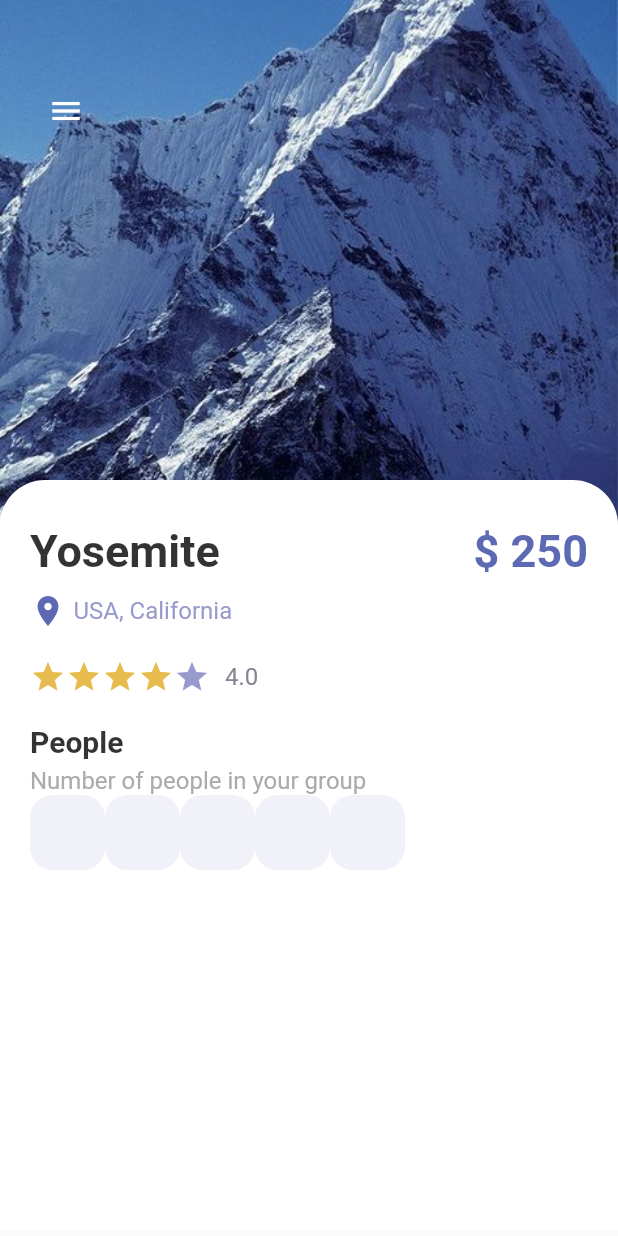
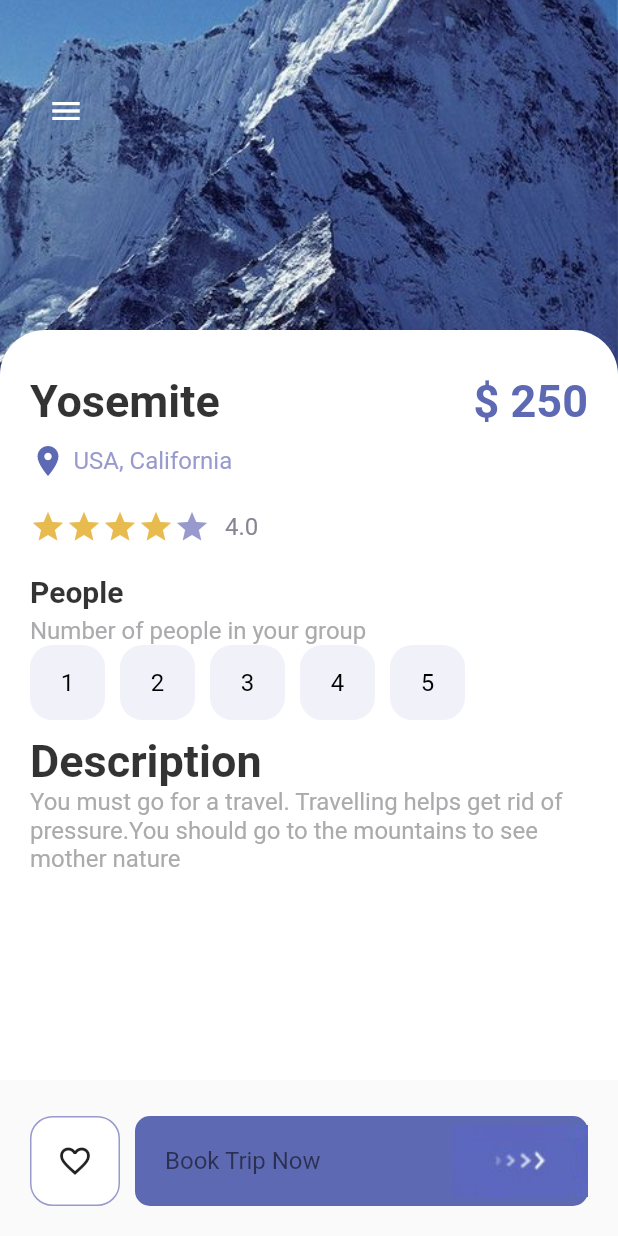
Before and after one commit to Bolutife-6978/Flutter_Cubit_App, a Flutter app: the screen it shows after launch, on a phone screen of 412 x 824 dp. Run offline on Flutter 3.47's test engine with Material 2 defaults, Android fonts, the phone set to English and light mode, and no system bars.

Commit message:
All pages done ready to connect

```diff
--- a/flutter_cubit_app/lib/pages/detail_page.dart
+++ b/flutter_cubit_app/lib/pages/detail_page.dart
@@ -3,6 +3,7 @@ import 'package:flutter_cubit/misc/colors.dart';
 import 'package:flutter_cubit/widget/app_buttons.dart';
 import 'package:flutter_cubit/widget/app_large_text.dart';
 import 'package:flutter_cubit/widget/app_text.dart';
+import 'package:flutter_cubit/widget/responsive_button.dart';
 
 class DetailPage extends StatefulWidget {
   const DetailPage({Key? key}) : super(key: key);
@@ -13,6 +14,7 @@ class DetailPage extends StatefulWidget {
 
 class _DetailPageState extends State<DetailPage> {
   int gottenStars = 4;
+  int selectedIndex = -1;
   @override
   Widget build(BuildContext context) {
     var iconButton = IconButton(
@@ -30,7 +32,7 @@ class _DetailPageState extends State<DetailPage> {
                   right: 0,
                   child: Container(
                     width: double.maxFinite,
-                    height: 350,
+                    height: 250,
                     decoration: BoxDecoration(
                         image: DecorationImage(
                             image: AssetImage("img/mountain.jpeg"),
@@ -49,7 +51,7 @@ class _DetailPageState extends State<DetailPage> {
                     ],
                   )),
               Positioned(
-                  top: 320,
+                  top: 220,
                   child: Container(
                     padding:
                         const EdgeInsets.only(left: 20, top: 30, right: 20),
@@ -133,15 +135,68 @@ class _DetailPageState extends State<DetailPage> {
                         ),
                         Wrap(
                           children: List.generate(
-                              5,
-                              (index) => AppButtons(
+                            5,
+                            (index) => InkWell(
+                              onTap: (() {
+                                setState(() {
+                                  selectedIndex = index;
+                                });
+                              }),
+                              child: Container(
+                                margin: const EdgeInsets.only(right: 10),
+                                child: AppButtons(
                                   size: 50,
-                                  color: Colors.black,
-                                  backgroundColor: AppColors.buttonBackground,
-                                  borderColor: AppColors.buttonBackground)),
+                                  color: selectedIndex == index
+                                      ? Colors.white
+                                      : Colors.black,
+                                  backgroundColor: selectedIndex == index
+                                      ? Colors.black
+                                      : AppColors.buttonBackground,
+                                  borderColor: selectedIndex == index
+                                      ? Colors.black
+                                      : AppColors.buttonBackground,
+                                  text: (index + 1).toString(),
+                                ),
+                              ),
+                            ),
+                          ),
+                        ),
+                        SizedBox(
+                          height: 10,
+                        ),
+                        AppLargeText(
+                          text: "Description",
+                          color: Colors.black.withOpacity(0.8),
+                        ),
+                        AppText(
+                          text:
+                              "You must go for a travel. Travelling helps get rid of pressure.You should go to the mountains to see mother nature",
+                          color: AppColors.mainTextColor,
                         )
                       ],
                     ),
+                  )),
+              Positioned(
+                  bottom: 20,
+                  left: 20,
+                  right: 20,
+                  child: Row(
+                    children: [
+                      AppButtons(
+                        size: 60,
+                        color: AppColors.textColor1,
+                        backgroundColor: Colors.white,
+                        borderColor: AppColors.textColor1,
+                        isIcon: true,
+                        icon: Icons.favorite_border,
+                      ),
+                      SizedBox(
+                        width: 10,
+                      ),
+                      ResponsiveButton(
+                        isResponsive: true,
+                      )
+                    ],
                   ))
             ],
           )),
--- a/flutter_cubit_app/lib/widget/app_buttons.dart
+++ b/flutter_cubit_app/lib/widget/app_buttons.dart
@@ -1,15 +1,21 @@
 import 'package:flutter/cupertino.dart';
-
-import '../misc/colors.dart';
+import 'package:flutter/material.dart';
+import 'package:flutter_cubit/widget/app_text.dart';
 
 class AppButtons extends StatelessWidget {
   final Color color;
+  String? text;
   final Color backgroundColor;
   double size;
+  IconData? icon;
   final Color borderColor;
+  bool? isIcon;
 
   AppButtons(
       {Key? key,
+      this.isIcon = false,
+      this.icon,
+      this.text = "Hi",
       required this.size,
       required this.color,
       required this.backgroundColor,
@@ -25,6 +31,15 @@ class AppButtons extends StatelessWidget {
           border: Border.all(color: borderColor, width: 1.0),
           borderRadius: BorderRadius.circular(15),
           color: backgroundColor),
+
+        child: isIcon == false
+            ? Center(
+                child: AppText(
+                  text: text!,
+                  color: color,
+                ),
+              )
+            : Center(child: Icon(icon))
     );
   }
 }
--- a/flutter_cubit_app/lib/widget/responsive_button.dart
+++ b/flutter_cubit_app/lib/widget/responsive_button.dart
@@ -1,23 +1,36 @@
 import 'package:flutter/cupertino.dart';
 import 'package:flutter_cubit/misc/colors.dart';
+import 'package:flutter_cubit/widget/app_text.dart';
 
 // ignore: must_be_immutable
 class ResponsiveButton extends StatelessWidget {
   bool? isResponsive;
   double? width;
-  ResponsiveButton({Key? key, this.width, this.isResponsive = false})
+  ResponsiveButton({Key? key, this.width = 120, this.isResponsive = false})
       : super(key: key);
 
   @override
   Widget build(BuildContext context) {
-    return Container(
-      width: width,
-      height: 60,
-      decoration: BoxDecoration(
-          borderRadius: BorderRadius.circular(10), color: AppColors.mainColor),
-      child: Row(
-          mainAxisAlignment: MainAxisAlignment.center,
-          children: [Image.asset("img/button-one.png")]),
+    return Flexible(
+      child: Container(
+        width: isResponsive == true ? double.maxFinite : width,
+        height: 60,
+        decoration: BoxDecoration(
+            borderRadius: BorderRadius.circular(10),
+            color: AppColors.mainColor),
+        child: Row(
+            mainAxisAlignment: isResponsive == true
+                ? MainAxisAlignment.spaceBetween
+                : MainAxisAlignment.center,
+            children: [
+              isResponsive == true
+                  ? Container(
+                      margin: const EdgeInsets.only(left: 20),
+                      child: AppText(text: "Book Trip Now"))
+                  : Container(),
+              Image.asset("img/button-one.png")
+            ]),
+      ),
     );
   }
 }
```
